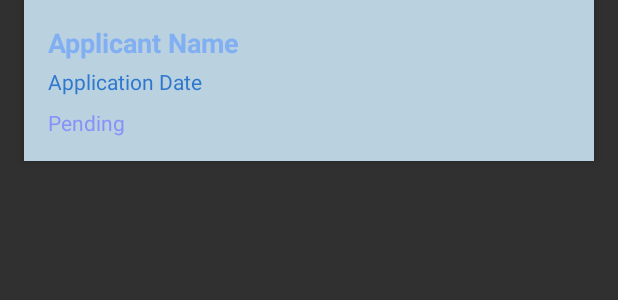
After one commit to Firas-Dhahri/Freelance_Mobile_App, an Android app: the layout item_application.xml on its own in the app's theme, with its tools: preview values and no code run, on a phone screen of 412 x 824 dp. The commit adds this screen. Shown: the top 300 px of the screen. Run offline under Robolectric (Android 15) with nearby library versions, the phone set to English and light mode, and no system bars.

Commit message:
add and get

```diff
--- a/app/src/main/AndroidManifest.xml
+++ b/app/src/main/AndroidManifest.xml
@@ -5,6 +5,7 @@
     <!-- Permissions required for the app -->
     <uses-permission android:name="android.permission.INTERNET" />
     <uses-permission android:name="android.permission.ACCESS_NETWORK_STATE" />
+    <!-- <uses-permission android:name="android.permission.READ_EXTERNAL_STORAGE"/> -->
 
     <application
         android:allowBackup="true"
@@ -37,8 +38,8 @@
             android:exported="true"
             android:label="User Details" />
 
-        <activity android:name=".ApplyJobActivity"
-           />
+        <activity android:name=".ApplyJobActivity" />
+        <activity android:name=".ApplicationListActivity"/>
 
     </application>
 </manifest>
--- a/app/src/main/res/layout/activity_dashboard.xml
+++ b/app/src/main/res/layout/activity_dashboard.xml
@@ -23,5 +23,11 @@
         android:layout_height="wrap_content"
         android:text="Apply Now"
         android:layout_marginTop="20dp" />
+    <Button
+        android:id="@+id/listApplyButton"
+        android:layout_width="wrap_content"
+        android:layout_height="wrap_content"
+        android:text="Check List Application"
+        android:layout_marginTop="20dp" />
 
 </LinearLayout>
--- /dev/null
+++ b/app/src/main/res/layout/item_application.xml
@@ -0,0 +1,40 @@
+<?xml version="1.0" encoding="utf-8"?>
+<LinearLayout xmlns:android="http://schemas.android.com/apk/res/android"
+    android:layout_width="match_parent"
+    android:layout_height="wrap_content"
+    android:orientation="vertical"
+    android:padding="16dp"
+    android:background="@color/sea_light_blue"
+    android:layout_marginBottom="12dp"
+    android:layout_marginLeft="16dp"
+    android:layout_marginRight="16dp"
+    android:elevation="4dp"
+    android:backgroundTint="@color/sea_light_blue">
+
+    <TextView
+        android:id="@+id/tvName"
+        android:layout_width="wrap_content"
+        android:layout_height="wrap_content"
+        android:text="Applicant Name"
+        android:textColor="@color/sea_blue"
+        android:textSize="18sp"
+        android:textStyle="bold" />
+
+    <TextView
+        android:id="@+id/tvDate"
+        android:layout_width="wrap_content"
+        android:layout_height="wrap_content"
+        android:text="Application Date"
+        android:textColor="@color/sea_mid_blue"
+        android:textSize="14sp"
+        android:layout_marginTop="4dp" />
+
+    <TextView
+        android:id="@+id/tvStatus"
+        android:layout_width="wrap_content"
+        android:layout_height="wrap_content"
+        android:text="Pending"
+        android:textColor="@color/purple"
+        android:textSize="14sp"
+        android:layout_marginTop="8dp" />
+</LinearLayout>
```
Also changed, not shown: app/src/main/java/tn/esprit/freelance/ApplicationAdapter.java (added, +49 -0 lines), app/src/main/java/tn/esprit/freelance/ApplicationListActivity.java (added, +37 -0 lines), app/src/main/java/tn/esprit/freelance/ApplyJobActivity.java (+6 -2 lines), app/src/main/java/tn/esprit/freelance/DashboardActivity.java (+9 -0 lines), app/src/main/java/tn/esprit/freelance/database/ApplicationDatabase.java (+11 -3 lines), app/src/main/java/tn/esprit/freelance/entities/Application.java (+22 -2 lines), app/src/main/res/layout/activity_application_list.xml (added, +45 -0 lines).
